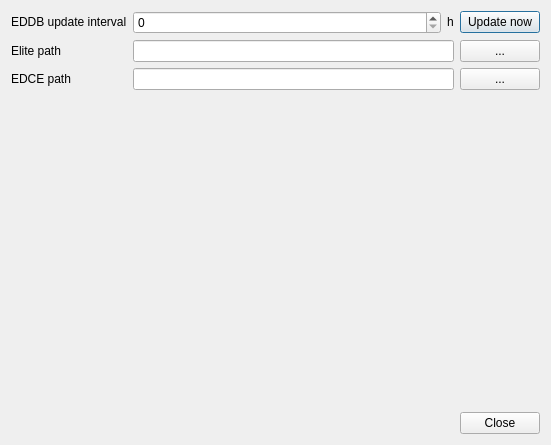
This is src/ui/Options.ui in BeTeK/EliteMerchant as Qt 5 draws it before an edit. The edited form follows.
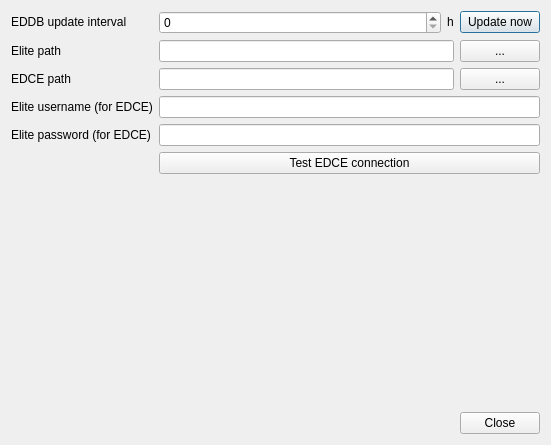
This is the edited form.

Commit message: Added initial edce support

```diff
--- a/src/ui/Options.ui
+++ b/src/ui/Options.ui
@@ -108,7 +108,27 @@
      </item>
     </layout>
    </item>
-   <item row="4" column="1">
+   <item row="5" column="1">
+    <widget class="QPushButton" name="testEdceBtn">
+     <property name="text">
+      <string>Test EDCE connection</string>
+     </property>
+    </widget>
+   </item>
+   <item row="7" column="1">
+    <spacer name="verticalSpacer">
+     <property name="orientation">
+      <enum>Qt::Vertical</enum>
+     </property>
+     <property name="sizeHint" stdset="0">
+      <size>
+       <width>20</width>
+       <height>40</height>
+      </size>
+     </property>
+    </spacer>
+   </item>
+   <item row="8" column="1">
     <layout class="QHBoxLayout" name="horizontalLayout_5">
      <item>
       <spacer name="horizontalSpacer">
@@ -152,18 +172,36 @@
      </item>
     </layout>
    </item>
+   <item row="3" column="0">
+    <widget class="QLabel" name="label_5">
+     <property name="text">
+      <string>Elite username (for EDCE)</string>
+     </property>
+    </widget>
+   </item>
    <item row="3" column="1">
-    <spacer name="verticalSpacer">
-     <property name="orientation">
-      <enum>Qt::Vertical</enum>
+    <widget class="QLineEdit" name="usernameTxt"/>
+   </item>
+   <item row="4" column="0">
+    <widget class="QLabel" name="label_6">
+     <property name="text">
+      <string>Elite password (for EDCE)</string>
      </property>
-     <property name="sizeHint" stdset="0">
-      <size>
-       <width>20</width>
-       <height>40</height>
-      </size>
+    </widget>
+   </item>
+   <item row="4" column="1">
+    <widget class="QLineEdit" name="passwordTxt">
+     <property name="echoMode">
+      <enum>QLineEdit::Password</enum>
      </property>
-    </spacer>
+    </widget>
+   </item>
+   <item row="6" column="1">
+    <widget class="QLabel" name="edceConnectionStatusTxt">
+     <property name="text">
+      <string/>
+     </property>
+    </widget>
    </item>
   </layout>
  </widget>
```
The commit also changes 8 other files.
